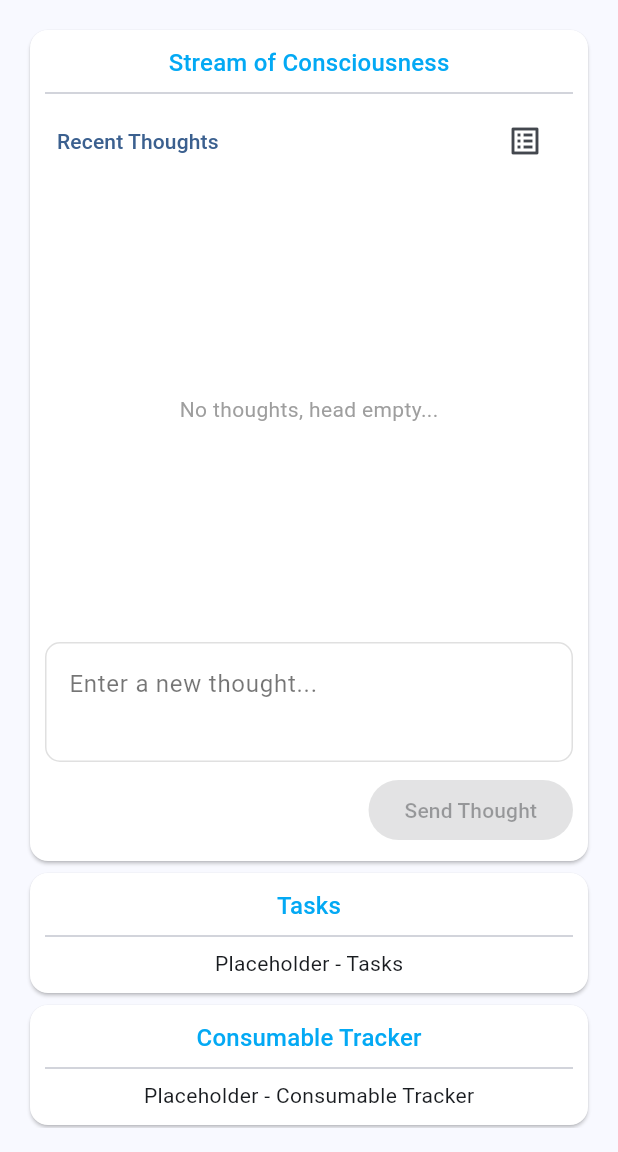
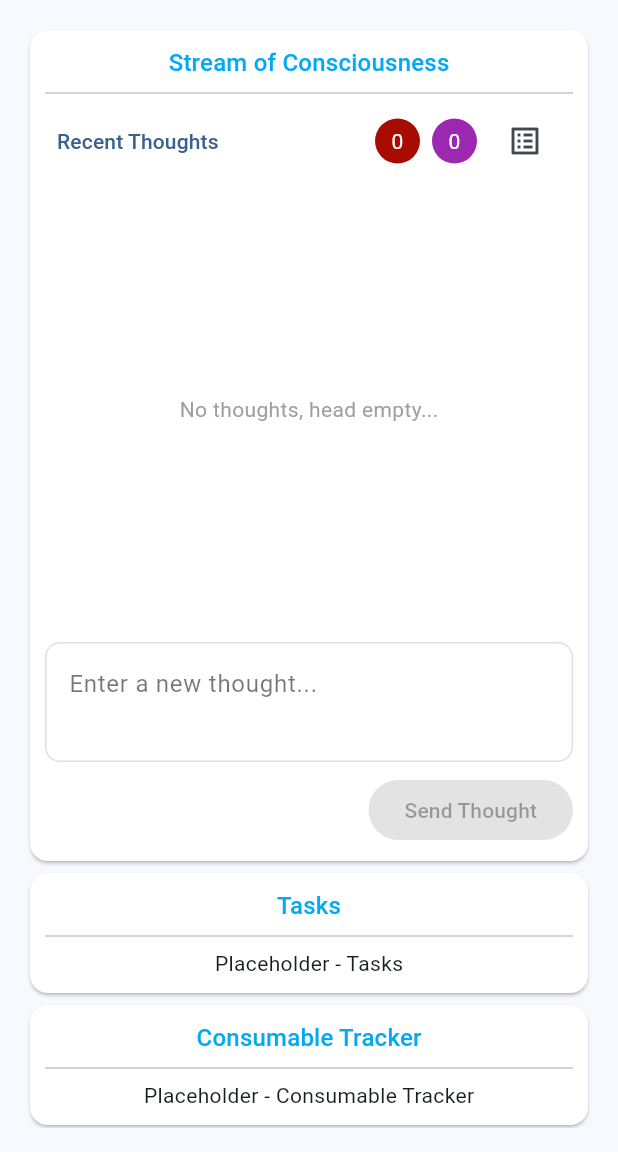
Before and after one commit to VanillaDevelop/cockpit, a Flutter app: the screen it shows once a user with an empty profile is signed in, on a phone screen of 412 x 824 dp, the part 84-1236 px from its top. Run offline on Flutter 3.47's test engine with Material 3 defaults, Android fonts, the light colour scheme and no system bars; our stand-ins replace another_flushbar, cloud_firestore, firebase_auth, firebase_core, flutter_dotenv; missing offline and left inert: firebase_ui_auth, firebase_ui_oauth_google; accounts and stored records are empty; statements that could not run were skipped.

Commit message:
Add counts to each category of thoughts, use emulators if in dev mode

```diff
--- a/lib/components/feature_card.dart
+++ b/lib/components/feature_card.dart
@@ -4,11 +4,13 @@ import 'package:flutter/material.dart';
 class FeatureCard extends StatelessWidget {
   final Widget child;
   final String title;
+  final List<Widget>? trailing;
 
   const FeatureCard({
     super.key,
     required this.child,
     required this.title,
+    this.trailing,
   });
 
   @override
@@ -19,11 +21,17 @@ class FeatureCard extends StatelessWidget {
         padding: const EdgeInsets.all(10.0),
         child: Column(
           children: [
-            Text(
-              title,
-              style: Theme.of(context).textTheme.titleMedium?.copyWith(
-                    color: Colors.lightBlue,
-                  ),
+            Row(
+              mainAxisAlignment: MainAxisAlignment.center,
+              children: [
+                Text(
+                  title,
+                  style: Theme.of(context).textTheme.titleMedium?.copyWith(
+                        color: Colors.lightBlue,
+                      ),
+                ),
+                ...trailing ?? [],
+              ],
             ),
             const Divider(),
             child
--- /dev/null
+++ b/lib/components/number_tooltip.dart
@@ -0,0 +1,38 @@
+import 'package:flutter/material.dart';
+
+// A widget that displays a number in a circle with a tooltip
+class NumberTooltip extends StatelessWidget {
+  final String tooltipText;
+  final int count;
+  final Color color;
+
+  const NumberTooltip({
+    super.key,
+    required this.tooltipText,
+    required this.count,
+    required this.color,
+  });
+
+  @override
+  Widget build(BuildContext context) {
+    return Tooltip(
+      message: tooltipText,
+      child: Container(
+        decoration: BoxDecoration(
+          color: color,
+          borderRadius: BorderRadius.circular(20),
+        ),
+        width: 30,
+        height: 30,
+        child: Center(
+          child: Text(
+            '$count',
+            style: const TextStyle(
+              color: Colors.white,
+            ),
+          ),
+        ),
+      ),
+    );
+  }
+}
--- a/lib/features/stream_of_consciousness/recent_thoughts.dart
+++ b/lib/features/stream_of_consciousness/recent_thoughts.dart
@@ -1,4 +1,8 @@
+import 'package:cockpit/components/number_tooltip.dart';
 import 'package:cockpit/models/stream_of_consciousness/thought.dart';
+import 'package:cockpit/models/stream_of_consciousness/thought_type.dart';
+import 'package:cockpit/utils/firestore.dart';
+import 'package:cockpit/utils/flutter_utils.dart';
 import 'package:flutter/material.dart';
 import 'package:cockpit/features/stream_of_consciousness/thought_card.dart';
 
@@ -16,10 +20,28 @@ class RecentThoughtsState extends State<RecentThoughts> {
   final GlobalKey<AnimatedListState> _listKey = GlobalKey<AnimatedListState>();
   //This is the list of thoughts that is currently being displayed
   final List<Thought> _thoughts = [];
+  int _uncategorizedThoughtCount = 0;
+  int _actionableThoughtCount = 0;
 
   @override
   void initState() {
     super.initState();
+    _loadInitialThoughtCount();
+  }
+
+  void _loadInitialThoughtCount() async {
+    _uncategorizedThoughtCount =
+        await getThoughtCount(ThoughtType.uncategorized);
+    _actionableThoughtCount = await getThoughtCount(ThoughtType.actionable);
+
+    if (!mounted) return;
+
+    if ((_uncategorizedThoughtCount == -1 || _actionableThoughtCount == -1)) {
+      showError(context,
+          'Failed to load thought count! Please reload the page to display the accurate count.');
+    } else {
+      setState(() {});
+    }
   }
 
   void addThought(Thought thought) {
@@ -41,10 +63,9 @@ class RecentThoughtsState extends State<RecentThoughts> {
       duration: const Duration(milliseconds: 600),
     );
 
-    //If the list contains 1 thought, update the state so that the animated list displays
-    if (_thoughts.length == 1) {
-      setState(() {});
-    }
+    setState(() {
+      _uncategorizedThoughtCount += 1;
+    });
   }
 
   @override
@@ -57,8 +78,8 @@ class RecentThoughtsState extends State<RecentThoughts> {
           //"Magic number" that is equivalent to 3 thoughts plus some spacing
           height: 310,
           child: _thoughts.isNotEmpty
-              ? buildThoughtSummary()
-              : buildEmptyThoughtPlaceholder(),
+              ? _buildThoughtSummary()
+              : _buildEmptyThoughtPlaceholder(),
         )
       ],
     );
@@ -78,6 +99,20 @@ class RecentThoughtsState extends State<RecentThoughts> {
                 ),
           ),
           //Button to navigate to the full history
+          Row(
+            children: [
+              NumberTooltip(
+                  tooltipText:
+                      'You have $_uncategorizedThoughtCount uncategorized thoughts!',
+                  count: _uncategorizedThoughtCount,
+                  color: const Color.fromARGB(255, 168, 11, 0)),
+              const SizedBox(width: 8),
+              NumberTooltip(
+                  tooltipText:
+                      'You have $_actionableThoughtCount actionable thoughts!',
+                  count: _actionableThoughtCount,
+                  color: Colors.purple),
+              const SizedBox(width: 8),
               IconButton(
                 onPressed: () {
                   Navigator.pushNamed(context, '/thoughts');
@@ -87,11 +122,13 @@ class RecentThoughtsState extends State<RecentThoughts> {
               ),
             ],
           ),
+        ],
+      ),
     );
   }
 
   // Builds the placeholder text that is displayed when there are no thoughts
-  Widget buildEmptyThoughtPlaceholder() {
+  Widget _buildEmptyThoughtPlaceholder() {
     return const Center(
       child: Text(
         'No thoughts, head empty...',
@@ -103,7 +140,7 @@ class RecentThoughtsState extends State<RecentThoughts> {
   }
 
   // Builds the animated list of thoughts
-  Widget buildThoughtSummary() {
+  Widget _buildThoughtSummary() {
     //ClipRect prevents the animation from extending beyond the container
     return ClipRect(
       child: AnimatedList(
--- a/lib/models/stream_of_consciousness/thought_category_container.dart
+++ b/lib/models/stream_of_consciousness/thought_category_container.dart
@@ -10,6 +10,7 @@ class ThoughtCategoryContainer {
   bool visible;
   bool loading;
   bool hasNextPage;
+  int thoughtCount;
   Timestamp? nextPageTimestamp;
 
   // Default constructor
@@ -19,7 +20,8 @@ class ThoughtCategoryContainer {
     this.visible,
     this.thoughtType,
   )   : loading = false,
-        hasNextPage = true;
+        hasNextPage = true,
+        thoughtCount = 0;
 
   // Create default containers for each thought type
   static Map<ThoughtType, ThoughtCategoryContainer> createDefaultContainers() {
```
Also changed, not shown: lib/main.dart (+12 -0 lines), lib/pages/consciousness_overview_page.dart (+56 -0 lines), lib/utils/firestore.dart (+14 -0 lines), firebase.json, package-lock.json (added), 1 other file. Lines whose indentation alone changed are shown as unchanged.
